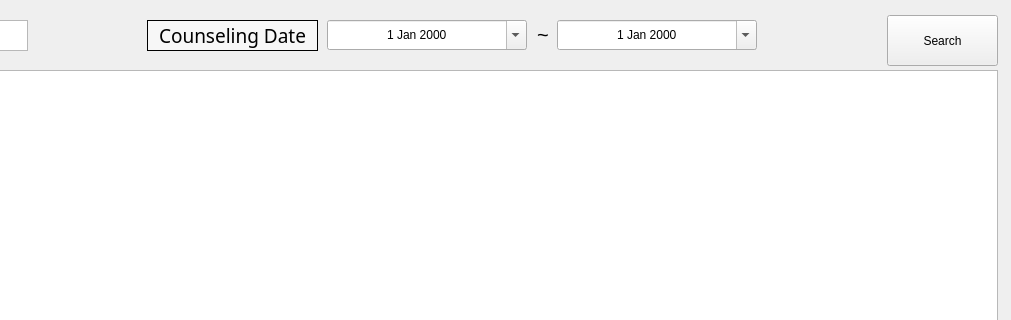
The window that src/pages/loan/guarantor_search.ui (DY-Microfinance-Customer-Management/dymf-algorithm) describes before a commit, drawn with Qt 5; both pictures show x 363 to 1374 and y 0 to 320 of the 1374 by 570 pixel window.
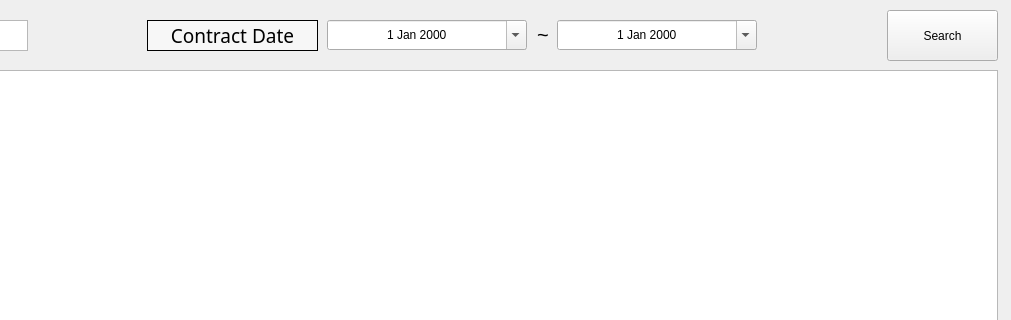
The same window after the commit.

Diff of the .ui file:
```diff
--- a/src/pages/loan/guarantor_search.ui
+++ b/src/pages/loan/guarantor_search.ui
@@ -28,7 +28,7 @@
     <property name="geometry">
      <rect>
       <x>1250</x>
-      <y>15</y>
+      <y>10</y>
       <width>111</width>
       <height>51</height>
      </rect>
@@ -118,7 +118,7 @@
      <enum>QFrame::Box</enum>
     </property>
     <property name="text">
-     <string>Counseling Date</string>
+     <string>Contract Date</string>
     </property>
     <property name="alignment">
      <set>Qt::AlignCenter</set>
```
